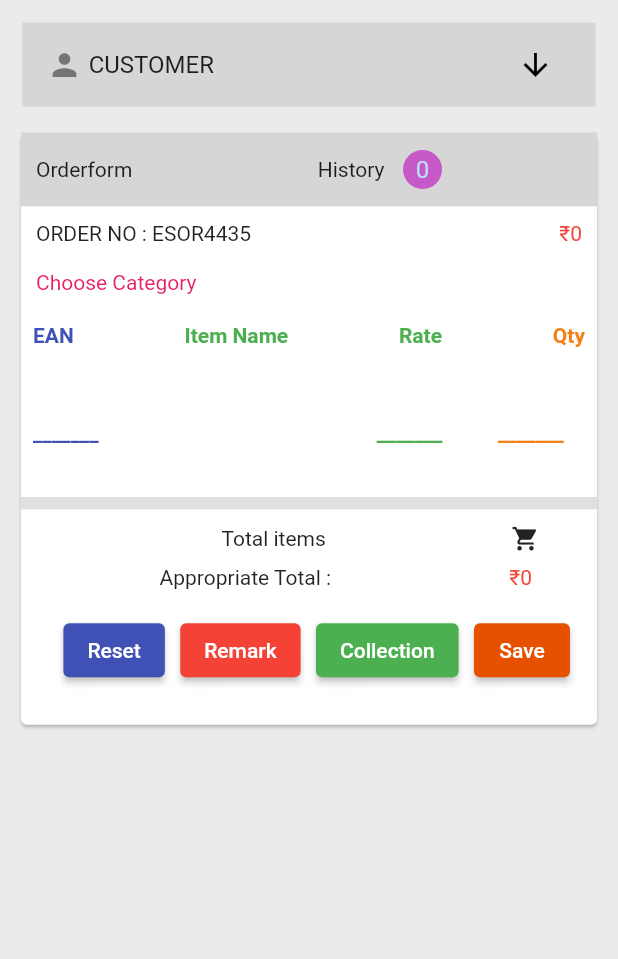
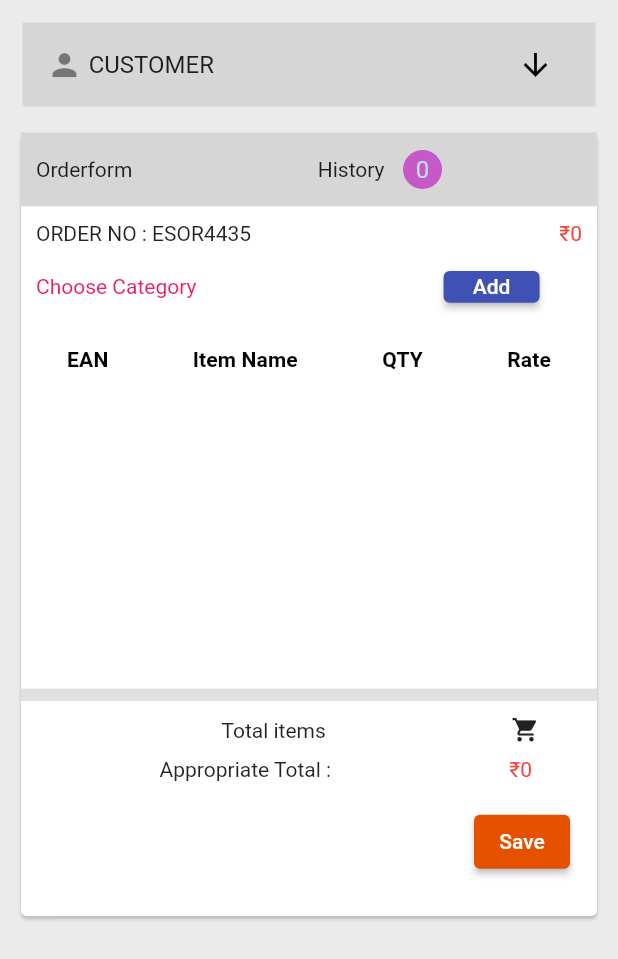
Before and after one commit to vegaKannur12/orderapp, a Flutter app: the OrderForm screen opened directly, on a phone screen of 412 x 824 dp. Shown: the top 959 px of the screen. Run offline on Flutter 3.47's test engine with Material 2 defaults, Android fonts, the phone set to English and light mode, and no system bars; our stand-ins replace flutter_spinkit, shared_preferences, sqflite, syncfusion_flutter_datagrid; accounts and stored records are empty; Roboto replaces fonts that are missing (Raleway).

Commit message:
order page table

```diff
--- a/lib/controller/controller.dart
+++ b/lib/controller/controller.dart
@@ -339,4 +339,6 @@ class Controller extends ChangeNotifier {
     }
     notifyListeners();
   }
+
+
 }
--- a/lib/screen/mainDashboard.dart
+++ b/lib/screen/mainDashboard.dart
@@ -111,7 +111,7 @@ final _random = Random();
                           //   // repeats the gradient over the canvas
                           // ),
                           color: Color.fromARGB(
-                              _random.nextInt(107),
+                              _random.nextInt(245),
                               _random.nextInt(209),
                               _random.nextInt(250),
                               _random.nextInt(255)),
@@ -131,7 +131,7 @@ final _random = Random();
                             Text(
                               companyAttributes[index],
                               style:
-                                  TextStyle(fontSize: 20, color: Colors.white),
+                                  TextStyle(fontSize: 20, color: Colors.black),
                             ),
                             SizedBox(
                               height: 10,
--- a/lib/screen/orderForm.dart
+++ b/lib/screen/orderForm.dart
@@ -4,6 +4,7 @@ import 'package:orderapp/controller/controller.dart';
 import 'package:orderapp/db_helper.dart';
 import 'package:provider/provider.dart';
 import 'package:shared_preferences/shared_preferences.dart';
+import 'package:syncfusion_flutter_datagrid/datagrid.dart';
 
 class OrderForm extends StatefulWidget {
   const OrderForm({Key? key}) : super(key: key);
@@ -13,6 +14,11 @@ class OrderForm extends StatefulWidget {
 }
 
 class _OrderFormState extends State<OrderForm> {
+  TextEditingController ordercode = TextEditingController();
+  TextEditingController orderrate = TextEditingController();
+  TextEditingController ordername = TextEditingController();
+  TextEditingController orderqty = TextEditingController();
+  List<DataRow> dataRows = [];
   String? selected;
   String? staffname;
   bool visible = false;
@@ -114,7 +120,8 @@ class _OrderFormState extends State<OrderForm> {
                           ),
                           SizedBox(height: size.height * 0.01),
                           Container(
-                            child: dropDown(values.customerList, "customer", size),
+                            child:
+                                dropDown(values.customerList, "customer", size),
                           ),
                         ],
                       ),
@@ -177,7 +184,7 @@ class _OrderFormState extends State<OrderForm> {
                           ),
                         ),
                         Container(
-                          height: size.height * 0.045,
+                          height: size.height * 0.05,
                           alignment: Alignment.topLeft,
                           child: Padding(
                             padding: const EdgeInsets.all(10.0),
@@ -187,96 +194,151 @@ class _OrderFormState extends State<OrderForm> {
                                   "Choose Category",
                                   style: TextStyle(color: Colors.pink),
                                 ),
+                                SizedBox(
+                                  width: size.width * 0.4,
+                                ),
+                                ElevatedButton(
+                                  onPressed: () {
+                                    setState(() {
+                                      dataRows.add(DataRow(cells: [
+                                        DataCell(
+                                          TextField(
+                                            obscureText: true,
+                                            decoration: InputDecoration(
+                                              border: UnderlineInputBorder(
+                                                borderSide: BorderSide(
+                                                    color: Colors.black),
+                                              ),
+                                            ),
+                                            onChanged: (value) {
+                                              ordercode.text;
+                                            },
+                                          ),
+                                        ),
+                                        DataCell(
+                                          TextField(
+                                            obscureText: true,
+                                            decoration: InputDecoration(
+                                              border: UnderlineInputBorder(
+                                                borderSide: BorderSide(
+                                                    color: Colors.black),
+                                              ),
+                                            ),
+                                            onChanged: (value) {
+                                              ordername.text;
+                                            },
+                                          ),
+                                        ),
+                                        DataCell(
+                                          TextField(
+                                            obscureText: true,
+                                            decoration: InputDecoration(
+                                              border: UnderlineInputBorder(
+                                                borderSide: BorderSide(
+                                                    color: Colors.black),
+                                              ),
+                                            ),
+                                            onChanged: (value) {
+                                              orderqty.text;
+                                            },
+                                          ),
+                                        ),
+                                        DataCell(
+                                          TextField(
+                                            obscureText: true,
+                                            decoration: InputDecoration(
+                                              border: UnderlineInputBorder(
+                                                borderSide: BorderSide(
+                                                    color: Colors.black),
+                                              ),
+                                            ),
+                                            onChanged: (value) {
+                                              orderrate.text;
+                                            },
+                                          ),
+                                        ),
+                                      ]));
+                                    });
+                                  },
+                                  child: Text("Add"),
+                                ),
                               ],
                             ),
                           ),
                         ),
                         Container(
-                          height: size.height * 0.15,
-                          alignment: Alignment.topLeft,
-                          child: Padding(
-                            padding: const EdgeInsets.all(8.0),
-                            child: Column(
-                              children: [
-                                Flexible(
-                                  child: Row(
-                                    mainAxisAlignment:
-                                        MainAxisAlignment.spaceBetween,
-                                    children: [
-                                      Text(
-                                        "EAN",
+                          height: size.height * 0.3,
+                          width: size.width * 0.9,
+                          child: SingleChildScrollView(
+                            scrollDirection: Axis.vertical,
+                            child: FittedBox(
+                              child: DataTable(columns: const <DataColumn>[
+                                DataColumn(
+                                  label: Text(
+                                    'EAN',
                                     style: TextStyle(
-                                            color: Colors.indigo,
-                                            fontSize: 14,
-                                            fontWeight: FontWeight.bold),
-                                      ),
-                                      Text(
-                                        "Item Name",
-                                        style: TextStyle(
-                                            color: Colors.green,
-                                            fontSize: 14,
-                                            fontWeight: FontWeight.bold),
-                                      ),
-                                      Text(
-                                        "Rate",
-                                        style: TextStyle(
-                                            color: Colors.green,
-                                            fontSize: 14,
-                                            fontWeight: FontWeight.bold),
-                                      ),
-                                      Text(
-                                        "Qty",
-                                        style: TextStyle(
-                                            color: Colors.yellow[900],
-                                            fontSize: 14,
-                                            fontWeight: FontWeight.bold),
-                                      ),
-                                    ],
+                                      fontWeight: FontWeight.bold,
                                     ),
                                   ),
-                                SizedBox(
-                                  height: size.height * 0.06,
                                 ),
-                                Row(
-                                  // mainAxisAlignment: MainAxisAlignment.spaceAround,
-                                  children: [
-                                    Text(
-                                      "_______",
+                                DataColumn(
+                                  label: Text(
+                                    'Item Name',
                                     style: TextStyle(
-                                          color: Colors.indigo,
-                                          fontSize: 14,
-                                          fontWeight: FontWeight.bold),
+                                      fontWeight: FontWeight.bold,
                                     ),
-                                    Text(
-                                      "",
+                                  ),
+                                ),
+                                DataColumn(
+                                  label: Text(
+                                    'QTY',
                                     style: TextStyle(
-                                          color: Colors.green,
-                                          fontSize: 14,
-                                          fontWeight: FontWeight.bold),
+                                      fontWeight: FontWeight.bold,
                                     ),
-                                    SizedBox(
-                                      width: size.width * 0.45,
                                   ),
-                                    Text(
-                                      "_______",
+                                ),
+                                DataColumn(
+                                  label: Text(
+                                    'Rate',
                                     style: TextStyle(
-                                          color: Colors.green,
-                                          fontSize: 14,
-                                          fontWeight: FontWeight.bold),
+                                      fontWeight: FontWeight.bold,
                                     ),
-                                    SizedBox(
-                                      width: size.width * 0.09,
                                   ),
-                                    Text(
-                                      "_______",
-                                      style: TextStyle(
-                                          color: Colors.yellow[900],
-                                          fontSize: 14,
-                                          fontWeight: FontWeight.bold),
                                 ),
-                                  ],
+                              ], rows: dataRows
+                                  // rows: const <DataRow>[
+                                  //   DataRow(
+                                  //     cells: <DataCell>[
+                                  //       DataCell(
+                                  //         Text('1'),
+                                  //       ),
+                                  //       DataCell(
+                                  //         TextField(
+                                  //           obscureText: true,
+                                  //           decoration: InputDecoration(
+                                  //             border: OutlineInputBorder(),
+                                  //             labelText: '',
+                                  //             hintText: 'Item name',
+                                  //           ),
+                                  //         ),
+                                  //       ),
+                                  //       DataCell(
+                                  //         TextField(
+                                  //           obscureText: true,
+                                  //           decoration: InputDecoration(
+                                  //             border: OutlineInputBorder(),
+                                  //             labelText: '',
+                                  //             hintText: 'QTY',
+                                  //           ),
+                                  //         ),
+                                  //       ),
+                                  //       DataCell(
+                                  //         Text('5*'),
+                                  //       ),
+                                  //     ],
+                                  //   ),
+                                  // ],
                                   ),
-                              ],
                             ),
                           ),
                         ),
@@ -290,7 +352,8 @@ class _OrderFormState extends State<OrderForm> {
                             height: size.height * 0.15,
                             child: Column(
                               children: [
-                                Row(
+                                Flexible(
+                                  child: Row(
                                     // mainAxisAlignment: MainAxisAlignment.spaceEvenly,
                                     children: [
                                       // height: size.height * 0.06,
@@ -299,6 +362,7 @@ class _OrderFormState extends State<OrderForm> {
                                       SizedBox(width: size.width * 0.3),
                                       Icon(Icons.shopping_cart, size: 19),
                                     ],
+                                  ),
                                 ),
                                 Row(
                                   // mainAxisAlignment: MainAxisAlignment.spaceEvenly,
@@ -322,22 +386,22 @@ class _OrderFormState extends State<OrderForm> {
                                         MainAxisAlignment.spaceBetween,
                                     children: [
                                       SizedBox(height: size.height * 0.03),
-                                      ElevatedButton(
-                                        onPressed: () {},
-                                        child: Text("Reset"),
-                                      ),
-                                      ElevatedButton(
-                                          onPressed: () {},
-                                          child: Text("Remark"),
-                                          style: ElevatedButton.styleFrom(
-                                            primary: Colors.red,
-                                          )),
-                                      ElevatedButton(
-                                          onPressed: () {},
-                                          child: Text("Collection"),
-                                          style: ElevatedButton.styleFrom(
-                                            primary: Colors.green,
-                                          )),
+                                      // ElevatedButton(
+                                      //   onPressed: () {},
+                                      //   child: Text("Reset"),
+                                      // ),
+                                      // ElevatedButton(
+                                      //     onPressed: () {},
+                                      //     child: Text("Remark"),
+                                      //     style: ElevatedButton.styleFrom(
+                                      //       primary: Colors.red,
+                                      //     )),
+                                      // ElevatedButton(
+                                      //     onPressed: () {},
+                                      //     child: Text("Collection"),
+                                      //     style: ElevatedButton.styleFrom(
+                                      //       primary: Colors.green,
+                                      //     )),
                                       ElevatedButton(
                                           onPressed: () {},
                                           child: Text("Save"),
@@ -364,7 +428,6 @@ class _OrderFormState extends State<OrderForm> {
   }
 
   Widget dropDown(List<Map<String, dynamic>> items, String type, Size size) {
-
     return Padding(
       padding: const EdgeInsets.only(left: 16.0, right: 16),
       child: Container(
@@ -389,25 +452,28 @@ class _OrderFormState extends State<OrderForm> {
           // value: "INDIA",
           items: items
               .map((item) => DropdownMenuItem<String>(
-                  value:type=="area/route" ?item["aid"]:item["hname"],
+                  value: type == "area/route" ? item["aname"] : item["hname"],
                   child: Container(
                     width: size.width * 0.5,
                     child: Padding(
                         padding: const EdgeInsets.all(8.0),
-                      child:type=="area/route" ? Text(item["aid"]):Text(item["hname"].toString())
-                    ),
+                        child: type == "area/route"
+                            ? Text(item["aname "].toString())
+                            : Text(item["hname"])),
                   )))
               .toList(),
 
           onChanged: (item) {
-            if (item != null) {}
+            if (item != null && item.isNotEmpty) {}
             setState(() {
               if (item != null) {
                 selected = item;
                 print("selected area..........${selected}");
               }
             });
-            Provider.of<Controller>(context, listen: false).getCustomer(selected!);
+            Provider.of<Controller>(context, listen: false)
+                .getCustomer(selected!);
+            // selected = "item";
           },
           value: selected,
         ),
--- a/pubspec.yaml
+++ b/pubspec.yaml
@@ -39,6 +39,8 @@ dependencies:
   provider: ^6.0.2
   shared_preferences: ^2.0.13
   flutter_spinkit: ^5.1.0
+  syncfusion_flutter_datagrid: ^20.1.52
+  # editable: "^1.1.4"
 
 dev_dependencies:
   flutter_test:
```
Also changed, not shown: lib/components/datagridOrder.dart (added, +7 -0 lines), lib/db_helper.dart (+11 -0 lines), pubspec.lock. Lines whose indentation alone changed are shown as unchanged.
